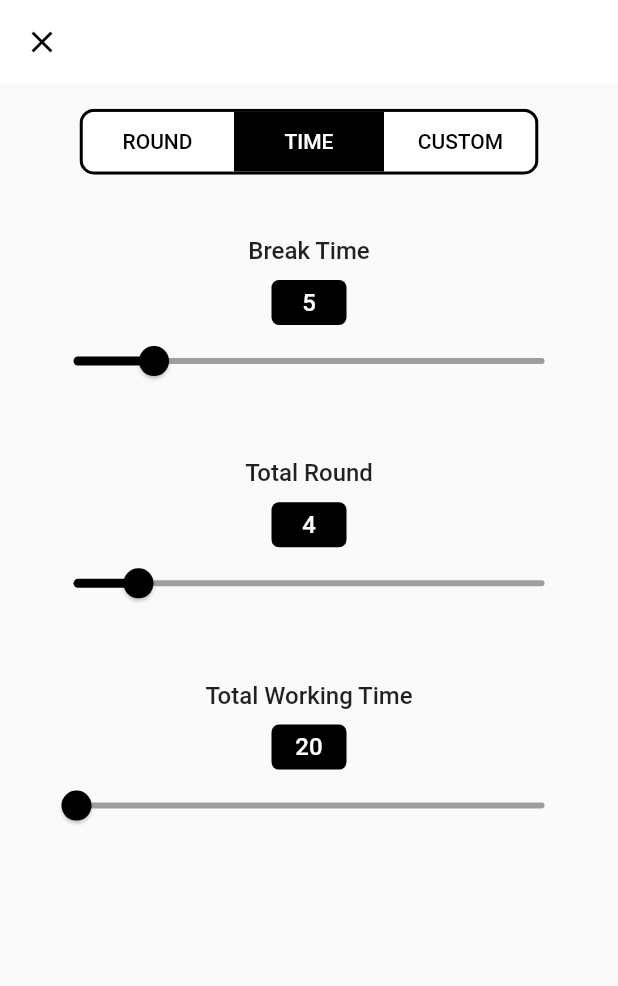
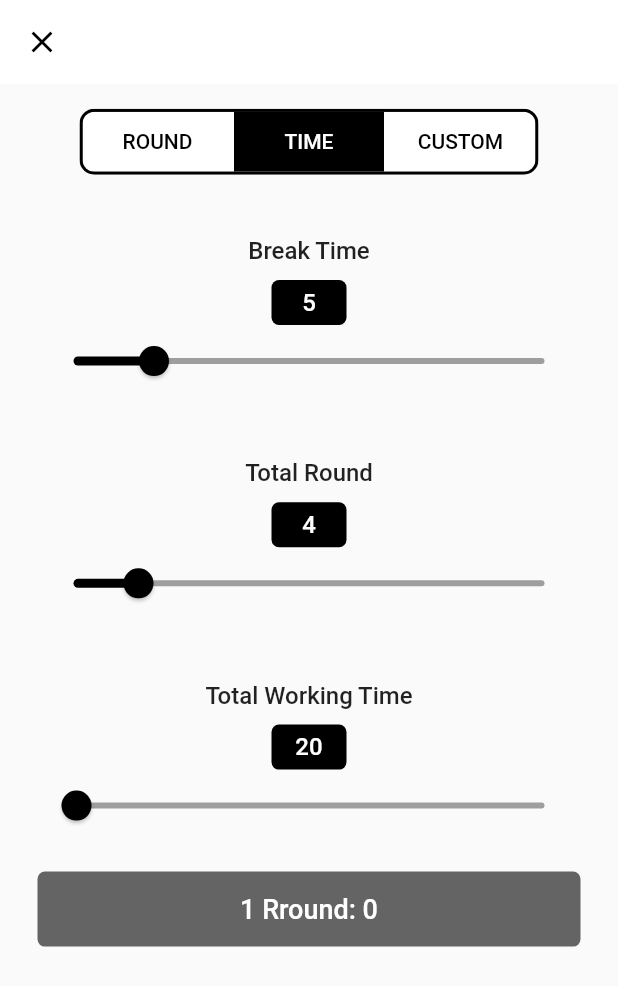
Before and after one commit to JadeKim042386/pomotimer, a Flutter app: the SettingScreen screen opened directly, after a tap on "TIME", on a phone screen of 412 x 824 dp. Shown: the top 986 px of the screen. Run offline on Flutter 3.47's test engine with Material 2 defaults, Android fonts, the phone set to English and light mode, and no system bars; drawn by our look-alikes of toggle_switch; our stand-ins replace equatable, flutter_bloc, flutter_local_notifications, google_mobile_ads, permission_handler, rxdart and 2 more; missing offline and left inert: flutter_background_service, flutter_background_service_android; accounts and stored records are empty; network calls fail.

Commit message:
feat: displayed 1 round time in time setting

```diff
--- a/lib/screens/home_screen.dart
+++ b/lib/screens/home_screen.dart
@@ -114,7 +114,7 @@ class _HomeScreenState extends State<HomeScreen> {
       if (settingType == 0) {
         return '$round/${getFromRepo('totalRound')}';
       } else if (settingType == 1) {
-        return '${timeToString(time)}/${timeToString(getFromRepo('totalWorkingTime') - (((getFromRepo('breakTime') - 3) ~/ 60) * getFromRepo('totalRound')))}';
+        return '${timeToString(time, true)}/${timeToString(getFromRepo('totalWorkingTime') - (((getFromRepo('breakTime') - 3) ~/ 60) * getFromRepo('totalRound')), true)}';
       } else if (settingType == 2) {
         final List<CustomTimeModel> customTimeModels =
             context.read<VariableRepository>().getCustomTimeModels();
--- a/lib/screens/setting_screen.dart
+++ b/lib/screens/setting_screen.dart
@@ -14,8 +14,8 @@ class SettingScreen extends StatefulWidget {
 class _SettingScreenState extends State<SettingScreen> {
   @override
   Widget build(BuildContext context) {
-    ValueNotifier<int> toggleIndex =
-        ValueNotifier(context.read<VariableRepository>().getInt('settingType'));
+    int getFromRepo(key) => context.read<VariableRepository>().getInt(key);
+    ValueNotifier<int> toggleIndex = ValueNotifier(getFromRepo('settingType'));
     TextStyle toggleTextStyle = const TextStyle(
       fontWeight: FontWeight.w500,
     );
@@ -23,6 +23,18 @@ class _SettingScreenState extends State<SettingScreen> {
       fontWeight: FontWeight.w500,
       fontSize: 16,
     );
+
+    String getIntervalTime() {
+      final int totalRound = getFromRepo('totalRound');
+      final int breakTime = getFromRepo('breakTime') == 0
+          ? 0
+          : getFromRepo('breakTime') - 3; // second
+      final int totalWorkingTime =
+          getFromRepo('totalWorkingTime') * 60; // second
+      final int intervalTime =
+          (totalWorkingTime - (breakTime * totalRound)) ~/ totalRound;
+      return timeToString(intervalTime, false);
+    }
 
     return Scaffold(
       appBar: AppBar(
@@ -97,7 +109,8 @@ class _SettingScreenState extends State<SettingScreen> {
                                     inactiveColor: Colors.grey,
                                     thumbColor: Colors.black,
                                     value: workingTime.value.toDouble(),
-                                    label: timeToString(workingTime.value),
+                                    label:
+                                        timeToString(workingTime.value, true),
                                     onChanged: (double value) {
                                       setState(() {
                                         workingTime.value = value.toInt();
@@ -261,6 +274,26 @@ class _SettingScreenState extends State<SettingScreen> {
                               .getInt('totalWorkingTime')
                               .toString()),
                           settingSlider(60.0 * 10, 'totalWorkingTime'),
+                          const SizedBox(
+                            height: 20,
+                          ),
+                          Container(
+                            height: 50,
+                            alignment: Alignment.center,
+                            decoration: BoxDecoration(
+                              borderRadius: BorderRadius.circular(5),
+                              color: Colors.black.withOpacity(0.6),
+                            ),
+                            child: Text(
+                              '1 Rround: ${getIntervalTime()}',
+                              textAlign: TextAlign.center,
+                              style: const TextStyle(
+                                fontSize: 18,
+                                fontWeight: FontWeight.w500,
+                                color: Colors.white,
+                              ),
+                            ),
+                          ),
                         ],
                       ),
                     ),
@@ -319,7 +352,8 @@ class _SettingScreenState extends State<SettingScreen> {
                                       children: [
                                         Text(
                                           timeToString(
-                                              customTimeModel.workingTime),
+                                              customTimeModel.workingTime,
+                                              true),
                                           style: sliderTextStyle,
                                           textAlign: TextAlign.center,
                                         ),
@@ -329,7 +363,8 @@ class _SettingScreenState extends State<SettingScreen> {
                                         Text(
                                           timeToString(
                                               (customTimeModel.breakTime - 3) ~/
-                                                  60),
+                                                  60,
+                                              true),
                                           style: sliderTextStyle,
                                         ),
                                       ],
@@ -413,7 +448,8 @@ class _SettingScreenState extends State<SettingScreen> {
         case 'breakTime':
           {
             return timeToString(
-                (context.read<VariableRepository>().getInt(key) - 3) ~/ 60);
+                (context.read<VariableRepository>().getInt(key) - 3) ~/ 60,
+                true);
           }
         case 'totalWorkingTime':
           {
@@ -421,7 +457,8 @@ class _SettingScreenState extends State<SettingScreen> {
                 context.read<VariableRepository>().getInt(key);
             final int minValue = getMinValue(key).toInt();
             return timeToString(
-                totalWorkingTime < minValue ? minValue : totalWorkingTime);
+                totalWorkingTime < minValue ? minValue : totalWorkingTime,
+                true);
           }
         case 'totalRound':
           {
@@ -480,14 +517,17 @@ class _SettingScreenState extends State<SettingScreen> {
   }
 }
 
-String timeToString(int value) {
+String timeToString(int value, bool isMinute) {
+  // value is minute
+  final String firstUnit = isMinute ? 'h' : 'm';
+  final String secondUnit = isMinute ? 'm' : 's';
   if (value >= 60) {
     if (value % 60 > 0) {
-      return '${value ~/ 60}h ${value % 60}m';
+      return '${value ~/ 60}$firstUnit ${value % 60}$secondUnit';
     } else {
-      return '${value ~/ 60}h';
+      return '${value ~/ 60}$firstUnit';
     }
   } else {
-    return value == 0 ? '0' : '${value % 60}m';
+    return value == 0 ? '0' : '${value % 60}$secondUnit';
   }
 }
```
